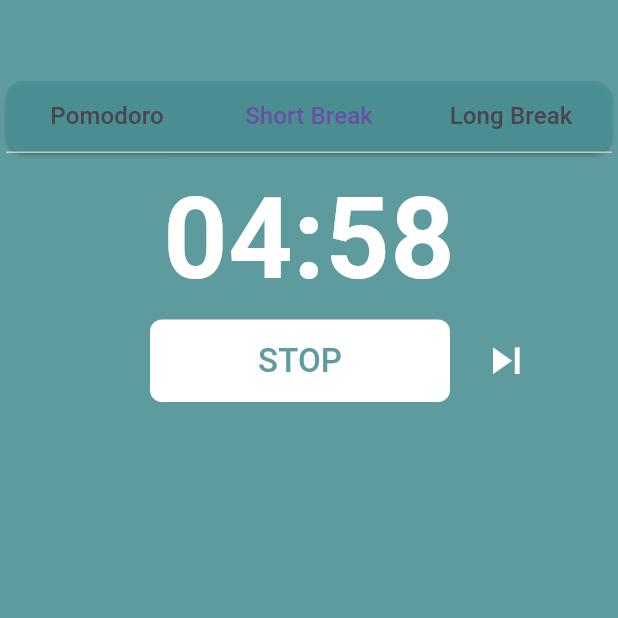
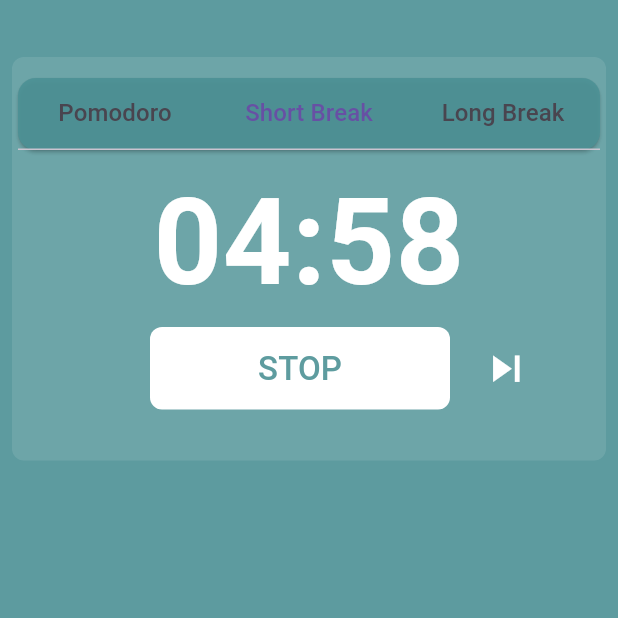
Before and after one commit to sandesh-z/pomodoro_timer, a Flutter app: the screen it shows after launch, tab 2 chosen, after a tap on "START", on a phone screen of 412 x 824 dp, the top half of it. Run offline on Flutter 3.47's test engine with Material 2 defaults, Android fonts, the phone set to English and light mode, and no system bars; our stand-ins replace flutter_bloc, freezed_annotation, get_it, injectable; Roboto replaces fonts that are missing (ArialRounded).

Commit message:
pause function added

```diff
--- a/lib/features/pomodoro_timer_app/data/data_sources/pomodoro_timer.dart
+++ b/lib/features/pomodoro_timer_app/data/data_sources/pomodoro_timer.dart
@@ -29,4 +29,9 @@
   setTimerType(Duration setValue) {
     duration = Duration(minutes: setValue.inMinutes);
   }
+
+  @override
+  Duration stopTimer() {
+    return duration;
+  }
 }
--- a/lib/features/pomodoro_timer_app/data/data_sources/timer.dart
+++ b/lib/features/pomodoro_timer_app/data/data_sources/timer.dart
@@ -2,5 +2,6 @@
   subtractTimer(Duration subtractValue);
   resetTimer(Duration resetValue);
   setTimerType(Duration setValue);
+  stopTimer();
   Duration getTimer();
 }
--- a/lib/features/pomodoro_timer_app/data/repositories/pomodoro_timer.dart
+++ b/lib/features/pomodoro_timer_app/data/repositories/pomodoro_timer.dart
@@ -28,4 +28,9 @@
   Duration setTimerType(Duration setValue) {
     return timerDataSource.setTimerType(setValue);
   }
+
+  @override
+  stopTimer() {
+    timerDataSource.stopTimer();
+  }
 }
--- a/lib/features/pomodoro_timer_app/domain/repositories/pomodoro_timer.dart
+++ b/lib/features/pomodoro_timer_app/domain/repositories/pomodoro_timer.dart
@@ -2,5 +2,6 @@
   subtractTimer(Duration subtractValue);
   resetTimer(Duration resetValue);
   Duration setTimerType(Duration setValue);
+  stopTimer();
   Duration getTimer();
 }
--- a/lib/features/pomodoro_timer_app/presentation/bloc/pomodoro_event.dart
+++ b/lib/features/pomodoro_timer_app/presentation/bloc/pomodoro_event.dart
@@ -4,7 +4,7 @@
 class PomodoroEvent with _$PomodoroEvent {
   const factory PomodoroEvent.loding() = PomodoroTimerLoading;
   const factory PomodoroEvent.loaded() = PomodoroTimerLoaded;
-
+  const factory PomodoroEvent.stop() = PomodoroTimerStoped;
   const factory PomodoroEvent.started() = PomodoroTimerStarted;
   const factory PomodoroEvent.decrement({required Duration decrementValue}) =
       PomodoroTimerDecrementPressed;
--- a/lib/features/pomodoro_timer_app/presentation/bloc/pomodoro_state.dart
+++ b/lib/features/pomodoro_timer_app/presentation/bloc/pomodoro_state.dart
@@ -8,6 +8,8 @@
   const factory PomodoroState.loaded({required Duration initialValue}) =
       _PomodoroLoaded;
   const factory PomodoroState.started() = _PomodoroTimerStart;
+  const factory PomodoroState.stop({required Duration timer}) =
+      _PomodoroTimerStop;
   const factory PomodoroState.decrement({required Duration currentDuration}) =
       _PomodoroTimerDecrement;
   const factory PomodoroState.resetPressed({required Duration resetValue}) =
--- a/lib/features/pomodoro_timer_app/presentation/pages/home_page.dart
+++ b/lib/features/pomodoro_timer_app/presentation/pages/home_page.dart
@@ -45,11 +45,23 @@
 
   @override
   Widget build(BuildContext context) {
-    return Scaffold(
+    return SafeArea(
+      child: Scaffold(
         backgroundColor: _color,
-      body: Column(
+        body: Padding(
+          padding: const EdgeInsets.all(8.0),
+          child: Container(
+            margin: const EdgeInsets.only(top: 30),
+            height: 269,
+            // padding: const EdgeInsets.all(8),
+            decoration: BoxDecoration(
+              borderRadius: BorderRadius.circular(8),
+              color: Colors.white.withOpacity(0.1),
+            ),
+
+            child: Column(
               children: [
-          const SizedBox(height: 50),
+                const SizedBox(height: 10),
                 Card(
                   color: _color,
                   child: TabBar(
@@ -79,8 +91,6 @@
                             const PomodoroEvent.resetPressed(
                                 resetValue: Duration(minutes: 10)));
                       }
-
-                tabController?.animateTo(id, curve: Curves.linear);
                     },
                     physics: const NeverScrollableScrollPhysics(),
                     indicatorColor: Colors.transparent,
@@ -153,6 +163,9 @@
                 ),
               ],
             ),
+          ),
+        ),
+      ),
     );
   }
 }
--- a/lib/features/pomodoro_timer_app/presentation/pages/pomodoro_page.dart
+++ b/lib/features/pomodoro_timer_app/presentation/pages/pomodoro_page.dart
@@ -34,6 +34,7 @@
                 loading: (s) {},
                 loaded: (s) {},
                 started: (s) {},
+                stop: (s) {},
                 decrement: (s) {},
                 resetPressed: (s) {},
                 setTimerType: (s) {},
@@ -52,13 +53,14 @@
                   loading: (s) => 'Loading',
                   loaded: (loaded) => loaded.initialValue.toString(),
                   started: (started) => 'Started',
+                  stop: (s) => parseDuration(s.timer),
                   decrement: (value) => parseDuration(value.currentDuration),
                   resetPressed: (value) => parseDuration(value.resetValue),
                   setTimerType: (value) => parseDuration(value.setValue),
                 ),
                 // '$minutes:$seconds',
                 style: const TextStyle(
-                  fontSize: 75,
+                  fontSize: 80,
                   fontWeight: FontWeight.bold,
                 ),
               );
@@ -85,9 +87,8 @@
                             setState(() {
                               isStartedPomodoro = false;
                             });
-                            BlocProvider.of<PomodoroBloc>(context).add(
-                                const PomodoroEvent.resetPressed(
-                                    resetValue: Duration(minutes: 25)));
+                            BlocProvider.of<PomodoroBloc>(context)
+                                .add(const PomodoroEvent.stop());
                           },
                           child: Text(
                             'STOP',
--- a/lib/features/pomodoro_timer_app/presentation/pages/short_break_page.dart
+++ b/lib/features/pomodoro_timer_app/presentation/pages/short_break_page.dart
@@ -32,6 +32,7 @@
                 loading: (s1) {},
                 loaded: (s1) {},
                 started: (s1) {},
+                stop: (s) {},
                 decrement: (s1) {},
                 resetPressed: (s1) {},
                 setTimerType: (s1) {},
@@ -46,12 +47,13 @@
                   loaded: (loaded1) => 'Loaded',
                   // loaded.initialValue.toString(),
                   started: (started) => 'Started',
+                  stop: (s) => parseDuration(s.timer),
                   decrement: (value1) => parseDuration(value1.currentDuration),
                   resetPressed: (value) => parseDuration(value.resetValue),
                   setTimerType: (value1) => parseDuration(value1.setValue),
                 ),
                 style: const TextStyle(
-                  fontSize: 75,
+                  fontSize: 80,
                   fontWeight: FontWeight.bold,
                 ),
               );
@@ -74,9 +76,8 @@
                             setState(() {
                               isStartedShortBreak = false;
                             });
-                            BlocProvider.of<PomodoroBloc>(context).add(
-                                const PomodoroEvent.resetPressed(
-                                    resetValue: Duration(minutes: 5)));
+                            BlocProvider.of<PomodoroBloc>(context)
+                                .add(const PomodoroEvent.stop());
                           },
                           child: const Text(
                             'STOP',
```
Also changed, not shown: lib/features/pomodoro_timer_app/presentation/bloc/pomodoro_bloc.dart (+7 -0 lines), lib/features/pomodoro_timer_app/presentation/pages/long_break_page.dart (+5 -4 lines), lib/features/pomodoro_timer_app/presentation/bloc/pomodoro_bloc.freezed.dart. Lines whose indentation alone changed are shown as unchanged.
